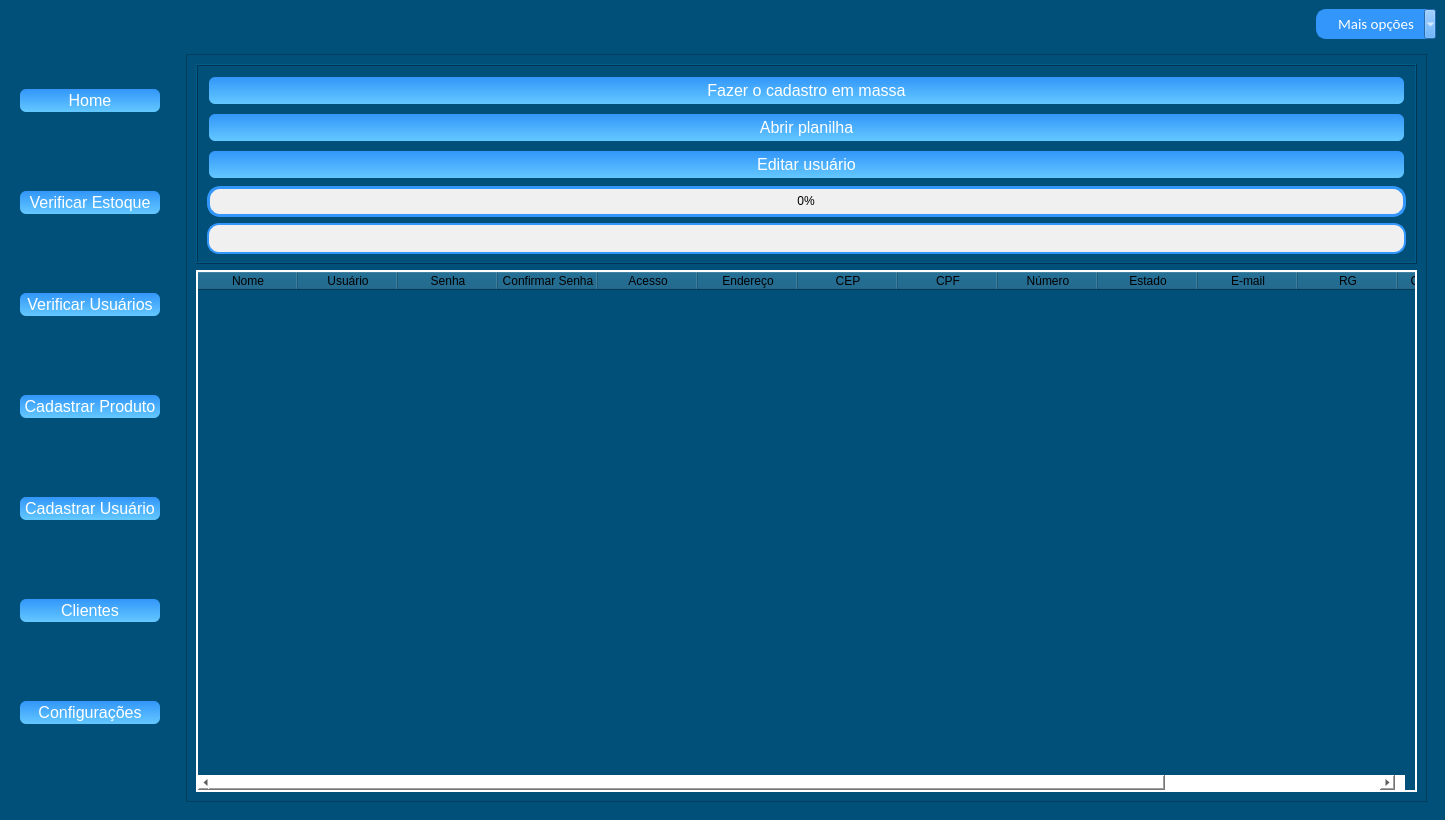
Old version of the form novamaine.ui in the repository KevenLucas025/ProjetoERP.
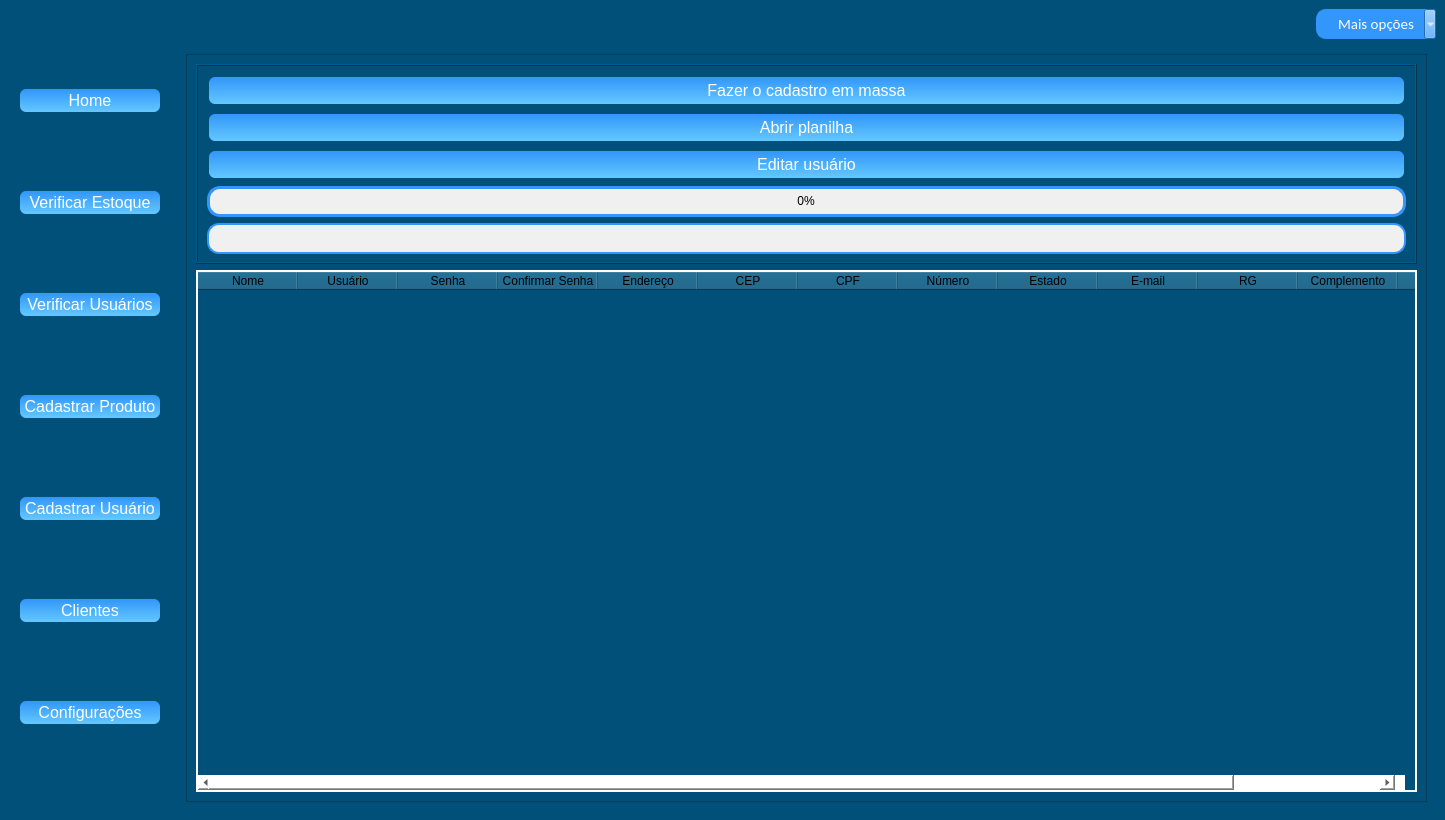
New version of the form. The open tabs and pages were chosen to show the change. Icons and pictures are not drawn.

Patch:
```diff
--- a/novamaine.ui
+++ b/novamaine.ui
@@ -6986,11 +6986,6 @@
                <string>Confirmar Senha</string>
               </property>
              </column>
-             <column>
-              <property name="text">
-               <string>Acesso</string>
-              </property>
-             </column>
              <column>
               <property name="text">
                <string>Endereço</string>
```
Left out of the diff: 3 changed lines with no effect on the pictures.
